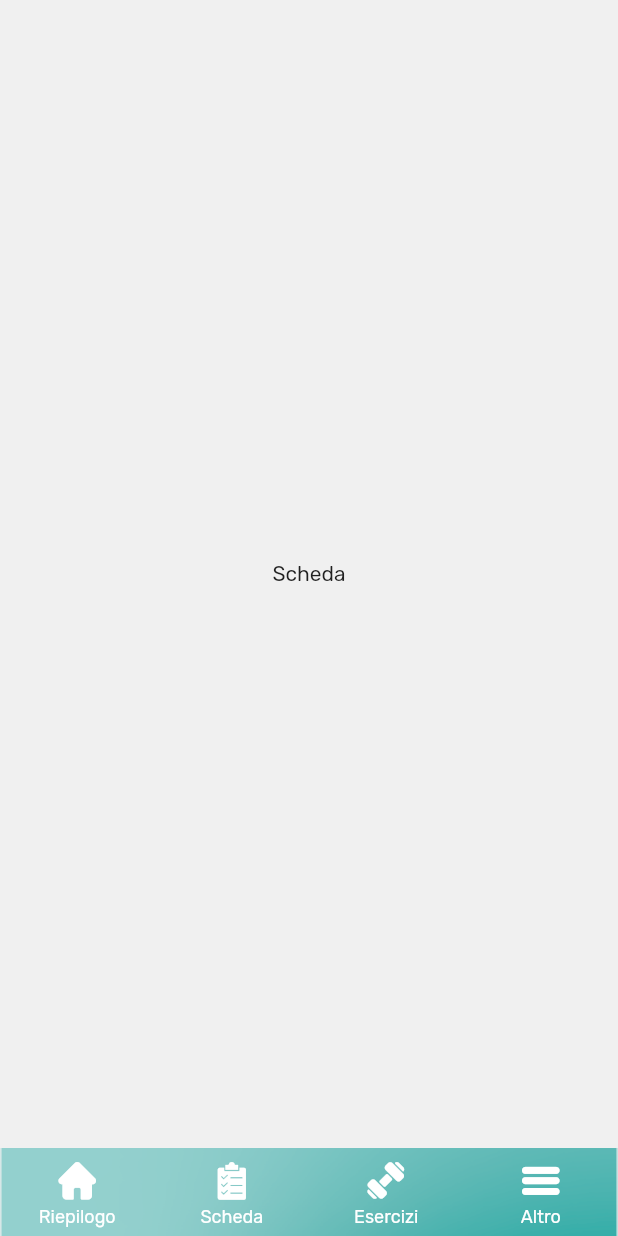
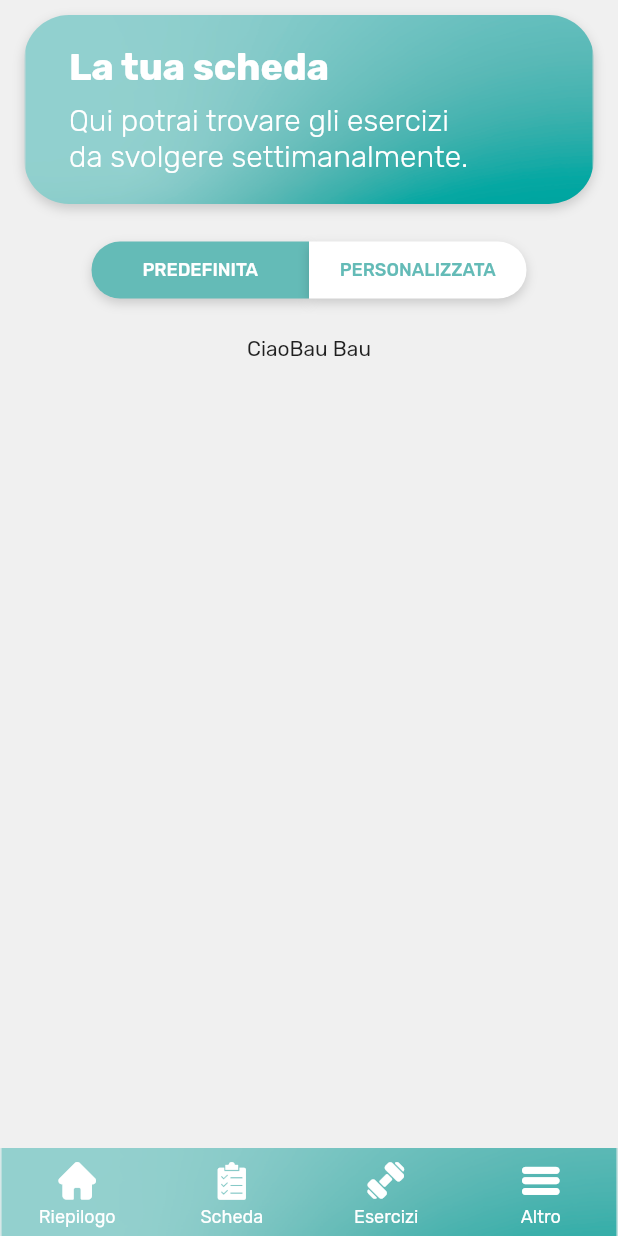
Before and after one commit to gian97pi/FisioProject, a Flutter app: the screen it shows after launch, item 2 of the bottom bar chosen, on a phone screen of 412 x 824 dp. Run offline on Flutter 3.47's test engine with Material 2 defaults, Android fonts, the phone set to English and light mode, and no system bars; our stand-ins replace device_preview, shared_preferences.

Commit message:
unita parte di Leo

```diff
--- /dev/null
+++ b/lib/classes/double_buttons_model.dart
@@ -0,0 +1,17 @@
+import 'package:flutter/cupertino.dart';
+
+class ButtonsModel extends ChangeNotifier {
+  bool default_selected;
+
+  //true quando chiamato dalla personalizzata
+  void change(bool custom) {
+    if(custom != default_selected) {
+      default_selected = !default_selected;
+      notifyListeners();
+    }
+  }
+
+  ButtonsModel(){
+    default_selected = true;
+  }
+}
--- a/lib/main.dart
+++ b/lib/main.dart
@@ -18,7 +18,7 @@ class MyApp extends StatelessWidget {
     return MaterialApp(
       locale: DevicePreview.of(context).locale,
       builder: DevicePreview.appBuilder,
-      title: 'Flutter Demo',
+      title: 'Fisio',
       theme: AppThemes.fisio,
       home: BottomMenu(),
     );
--- /dev/null
+++ b/lib/ui/elements/double_buttons.dart
@@ -0,0 +1,151 @@
+
+import 'package:fisioproject/values/colors.dart';
+import 'package:flutter/material.dart';
+import 'package:fisioproject/classes/double_buttons_model.dart';
+import 'package:fisioproject/ui/views/selezione_giorno.dart';
+import 'package:provider/provider.dart';
+
+
+class PressedButton extends StatelessWidget {
+
+  ButtonsModel buttonSelected;
+
+  PressedButton(ButtonsModel buttonSelected ){
+    this.buttonSelected = buttonSelected;
+  }
+
+  @override
+  Widget build(BuildContext context) {
+
+    return Padding(
+      padding: const EdgeInsets.fromLTRB(0,20,0,0),
+      child: new Row(
+          crossAxisAlignment: CrossAxisAlignment.center,
+          mainAxisAlignment: MainAxisAlignment.center,
+          children: <Widget>[
+
+            FlatButton (
+              onPressed: (){
+                  buttonSelected.change(true);
+              },
+              padding: EdgeInsets.symmetric(horizontal: 0.0),
+
+              child: Container(
+                width: 145,
+                decoration: !buttonSelected.default_selected
+               ? BoxDecoration(
+                  color: Color.fromARGB(255, 255, 255, 255),
+                  boxShadow: [
+                    BoxShadow(
+                      color: Color.fromARGB(41, 0, 0, 0),
+                      offset: Offset(0, 3),
+                      blurRadius: 6,
+                    ),
+                  ],
+                  borderRadius: BorderRadius.only(
+                      topLeft: Radius.circular(30),
+                      bottomLeft: Radius.circular(30)
+                  ),
+                )
+
+               : BoxDecoration(
+                  color: AppColors.primaryText,
+                  boxShadow: [
+                    BoxShadow(
+                      color: Color.fromARGB(41, 0, 0, 0),
+                      offset: Offset(0, 3),
+                      blurRadius: 6,
+                    ),
+                  ],
+                  borderRadius: BorderRadius.only(
+                      topLeft: Radius.circular(30),
+                      bottomLeft: Radius.circular(30)
+                  ),
+                ),
+
+                child: Padding(
+                  padding: const EdgeInsets.fromLTRB(8,12,8,12),
+                  child: Text(
+                    "PREDEFINITA",
+                      textAlign: TextAlign.center,
+                    style: !buttonSelected.default_selected
+                      ? TextStyle(
+                        color: AppColors.primaryText,
+                        fontSize: 12,
+                        fontFamily: "Rubik",
+                    )
+                        : TextStyle(
+                        color: Colors.white,
+                        fontSize: 12,
+                        fontFamily: "Rubik",
+                      fontWeight: FontWeight.w500,
+                    )
+                  ),
+                ),
+              ),
+            ),
+
+            FlatButton(
+              onPressed: () {
+                  buttonSelected.change(false);
+              },
+              padding: EdgeInsets.symmetric(horizontal: 0.0),
+              child: Container(
+                width: 145,
+                decoration: buttonSelected.default_selected
+                    ? BoxDecoration(
+                  color: Color.fromARGB(255, 255, 255, 255),
+                  boxShadow: [
+                    BoxShadow(
+                      color: Color.fromARGB(41, 0, 0, 0),
+                      offset: Offset(0, 3),
+                      blurRadius: 6,
+                    ),
+                  ],
+                  borderRadius: BorderRadius.only(
+                      topRight: Radius.circular(30),
+                      bottomRight: Radius.circular(30)
+                  ),
+                )
+
+                    : BoxDecoration(
+                  color: AppColors.primaryText,
+                  boxShadow: [
+                    BoxShadow(
+                      color: Color.fromARGB(41, 0, 0, 0),
+                      offset: Offset(0, 3),
+                      blurRadius: 6,
+                    ),
+                  ],
+                  borderRadius: BorderRadius.only(
+                      topRight: Radius.circular(30),
+                      bottomRight: Radius.circular(30)
+                  ),
+                ),
+
+                child: Padding(
+                  padding: const EdgeInsets.fromLTRB(8,12,8,12),
+                  child: Text(
+                      "PERSONALIZZATA",
+                      textAlign: TextAlign.center,
+                      style: buttonSelected.default_selected
+                          ? TextStyle(
+                        color: AppColors.primaryText,
+                          fontSize: 12,
+                          fontFamily: "Rubik",
+                        fontWeight: FontWeight.w500,
+                      )
+                          : TextStyle(
+                          color: Colors.white,
+                          fontSize: 12,
+                          fontFamily: "Rubik"
+                      )
+                  ),
+                ),
+              ),
+            ),
+          ],
+        ),
+    );
+  }
+}
--- a/lib/ui/views/bottom_menu.dart
+++ b/lib/ui/views/bottom_menu.dart
@@ -1,10 +1,11 @@
+import 'package:fisioproject/classes/double_buttons_model.dart';
 import 'package:fisioproject/ui/views/info_esercizio.dart';
+import 'package:fisioproject/ui/views/scheda.dart';
 import 'package:flutter/material.dart';
 import 'package:flutter/widgets.dart';
 import 'package:provider/provider.dart';
 import 'package:fisioproject/presentation/custom_icons.dart';
 import 'package:fisioproject/ui/views/altro.dart';
-import 'package:fisioproject/ui/experimentals/prova.dart';
 import 'package:fisioproject/ui/views/riepilogo.dart';
 import 'package:fisioproject/classes/user.dart';
 
@@ -20,7 +21,10 @@ class _BottomMenuState extends State<BottomMenu> {
   //Link alle varie sezioni
   final tabs = [
     Riepilogo(),
-    Center(child: Text("Scheda")),
+    ChangeNotifierProvider<ButtonsModel>.value(
+    value: ButtonsModel(),
+    child: Schede(),
+    ),
     InfoEsercizio(),
     Altro(),
 
--- /dev/null
+++ b/lib/ui/views/scheda.dart
@@ -0,0 +1,78 @@
+import 'package:flutter/material.dart';
+import 'package:fisioproject/classes/double_buttons_model.dart';
+import 'package:fisioproject/ui/elements/nuova_scheda_button.dart';
+import 'package:fisioproject/ui/elements/double_buttons.dart';
+import 'package:fisioproject/ui/views/scheda_predefinita.dart';
+import 'package:provider/provider.dart';
+
+class Schede extends StatelessWidget {
+  @override
+  Widget build(BuildContext context) {
+    final ButtonsModel displayer = Provider.of<ButtonsModel>(context);
+
+    return new Scaffold(
+      body: SafeArea(
+        child: Column(
+          children: <Widget>[
+            //Container Blu
+            Padding(
+              padding: const EdgeInsets.fromLTRB(16, 10, 16, 0),
+              child: Container(
+                decoration: BoxDecoration(
+                  image: DecorationImage(
+                    image: AssetImage('assets/images/container_bg.png'),
+                    fit: BoxFit.fill,
+                  ),
+                  boxShadow: [
+                    BoxShadow(
+                      color: Color.fromARGB(41, 0, 0, 0),
+                      offset: Offset(0, 3),
+                      blurRadius: 6,
+                    ),
+                  ],
+                  borderRadius: BorderRadius.all(Radius.circular(30)),
+                ),
+                child: Column(
+                  crossAxisAlignment: CrossAxisAlignment.start,
+                  children: [
+                    Padding(
+                      padding: const EdgeInsets.fromLTRB(30, 20, 0, 0),
+                      child: Align(
+                        alignment: Alignment.centerLeft,
+                        child: Text(
+                          "La tua scheda",
+                          textAlign: TextAlign.left,
+                          style: TextStyle(
+                            color: Colors.white,
+                            fontFamily: "Rubik",
+                            fontWeight: FontWeight.w800,
+                            fontSize: 25,
+                          ),
+                        ),
+                      ),
+                    ),
+                    Padding(
+                      padding: const EdgeInsets.fromLTRB(30, 8, 0, 20),
+                      child: Text(
+                        "Qui potrai trovare gli esercizi \nda svolgere settimanalmente.",
+                        textAlign: TextAlign.left,
+                        style: TextStyle(
+                          color: Colors.white,
+                          fontFamily: "Rubik",
+                          fontWeight: FontWeight.w300,
+                          fontSize: 20,
+                        ),
+                      ),
+                    ),
+                  ],
+                ),
+              ),
+            ),
+            PressedButton(displayer),
+            displayer.default_selected ? Default() : NewSchedaButton(),
+          ],
+        ),
+      ),
+    );
+  }
+}
--- /dev/null
+++ b/lib/ui/views/scheda_predefinita.dart
@@ -0,0 +1,25 @@
+import 'package:flutter/material.dart';
+
+class Default extends StatefulWidget{
+  @override
+  State<StatefulWidget> createState() {
+    return defaultSchede();
+  }
+}
+
+class defaultSchede extends State {
+  @override
+  Widget build(BuildContext context) {
+    return  Padding(
+        padding: const EdgeInsets.fromLTRB(0,20,0,0),
+      child: new Row(
+        crossAxisAlignment: CrossAxisAlignment.center,
+        mainAxisAlignment: MainAxisAlignment.center,
+        children: <Widget>[
+          Text("Ciao"),
+          Text("Bau Bau"),
+        ],
+      ),
+    );
+  }
+}
```
Also changed, not shown: lib/ui/elements/nuova_scheda_button.dart (added, +51 -0 lines), lib/ui/views/intro_name_step.dart (added, +75 -0 lines), lib/ui/views/selezione_giorno.dart (added, +67 -0 lines), assets/images/play.png (added), assets/images/plus.png (added).
